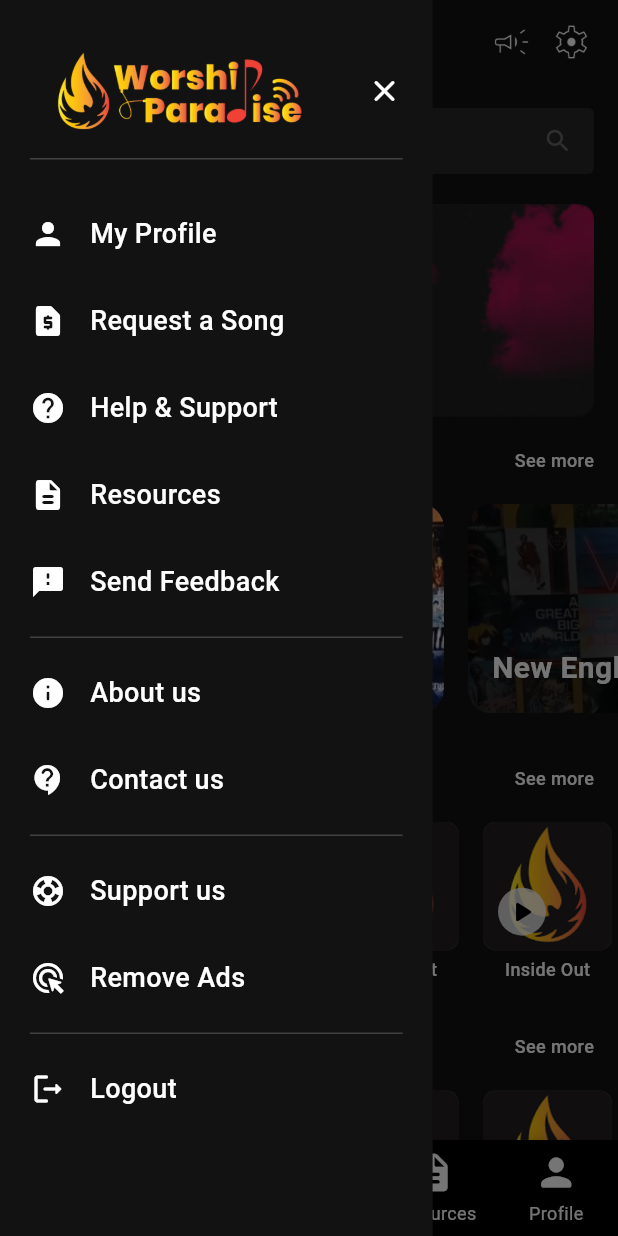
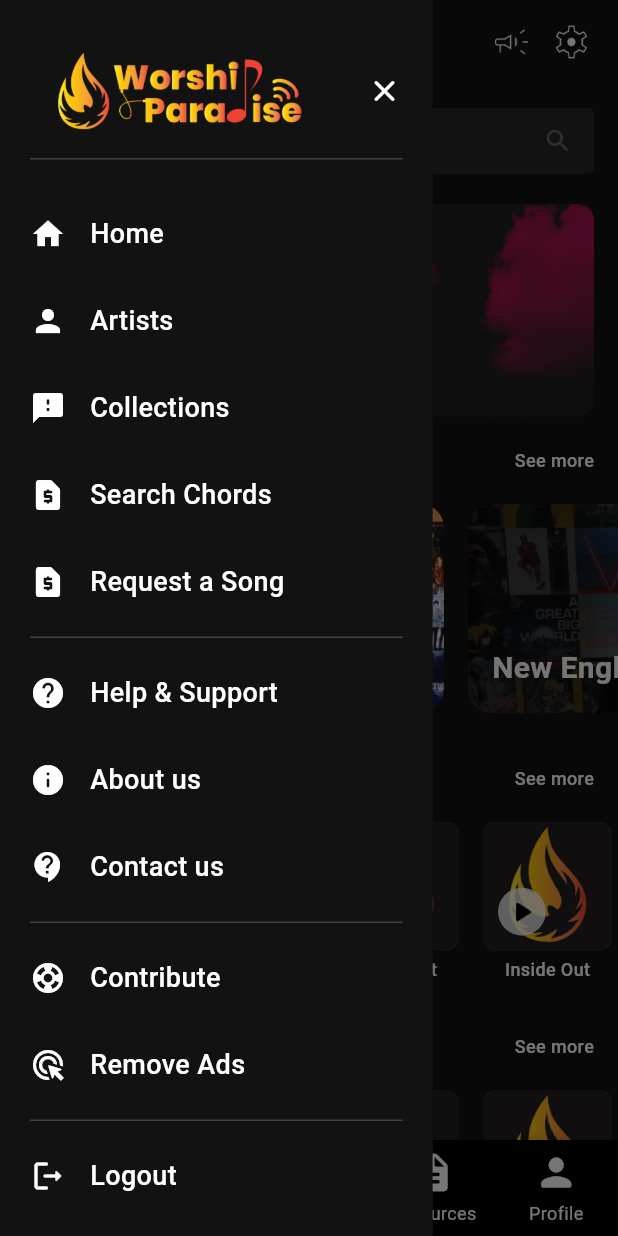
Before and after one commit to manglesh-0605/chords-app, a Flutter app: the AppBottomBar screen opened directly, with the side drawer open, on a phone screen of 412 x 824 dp. Run offline on Flutter 3.47's test engine with Material 3 defaults, Android fonts, the light colour scheme and no system bars; our stand-ins replace flutter_screenutil.

Commit message:
fixed drawer item names and UI

```diff
--- a/lib/view/drawer/drawer_iem.dart
+++ b/lib/view/drawer/drawer_iem.dart
@@ -1,5 +1,6 @@
 import 'package:chords_app/res/colors.dart';
 import 'package:chords_app/view/auth/profile/profile.dart';
+import 'package:chords_app/view/home.dart';
 import 'package:chords_app/view/playlist/resources.dart';
 import 'package:chords_app/view_model/bottom_bar_provider.dart';
 import 'package:flutter/material.dart';
@@ -27,7 +28,7 @@ class DrawerItem extends StatelessWidget {
                 if (index == 0 || index == 3) {
                   final tab =
                       Provider.of<BottomBarProvider>(context, listen: false);
-                  tab.setPageView(4, const ProfileScreen());
+                  tab.setPageView(4, const HomeScreen());
                   if (index == 3) {
                     tab.setPageView(3, const ResourcesScreen());
                   }
@@ -58,7 +59,7 @@ class DrawerItem extends StatelessWidget {
                       ),
                     ],
                   ),
-                  index == 4 || index == 6 || index == 8
+                  index == 4 || index == 7 || index == 9
                       ? Padding(
                           padding: EdgeInsets.only(top: 16.h),
                           child: Divider(
--- a/lib/view_model/drawer_provider.dart
+++ b/lib/view_model/drawer_provider.dart
@@ -1,6 +1,7 @@
 import 'package:chords_app/view/about_us.dart';
 import 'package:chords_app/view/auth/profile/profile.dart';
 import 'package:chords_app/view/auth/profile/support.dart';
+import 'package:chords_app/view/home.dart';
 import 'package:flutter/material.dart';
 
 import '../view/contact_us.dart';
@@ -10,9 +11,24 @@ import '../view/request_song.dart';
 class DrawerProvider extends ChangeNotifier {
   List drawerMenuList = [
     {
-      "name": "My Profile",
+      "name": "Home",
+      "icon": Icons.home,
+      "class": const HomeScreen(),
+    },
+    {
+      "name": "Artists",
       "icon": Icons.person,
-      "class": const ProfileScreen(),
+      "class": null,
+    },
+    {
+      "name": "Collections",
+      "icon": Icons.feedback_rounded,
+      "class": const ResourcesScreen(),
+    },
+    {
+      "name": "Search Chords",
+      "icon": Icons.request_page_rounded,
+      "class": null
     },
     {
       "name": "Request a Song",
@@ -22,16 +38,6 @@ class DrawerProvider extends ChangeNotifier {
     {
       "name": "Help & Support",
       "icon": Icons.help,
-      "class": null,
-    },
-    {
-      "name": "Resources",
-      "icon": Icons.description_rounded,
-      "class": const ResourcesScreen(),
-    },
-    {
-      "name": "Send Feedback",
-      "icon": Icons.feedback_rounded,
       "class": null,
     },
     {
@@ -45,7 +51,7 @@ class DrawerProvider extends ChangeNotifier {
       "class": const ContactUsScreen(),
     },
     {
-      "name": "Support us",
+      "name": "Contribute",
       "icon": Icons.support_rounded,
       "class": const SupportScreen(),
     },
```
